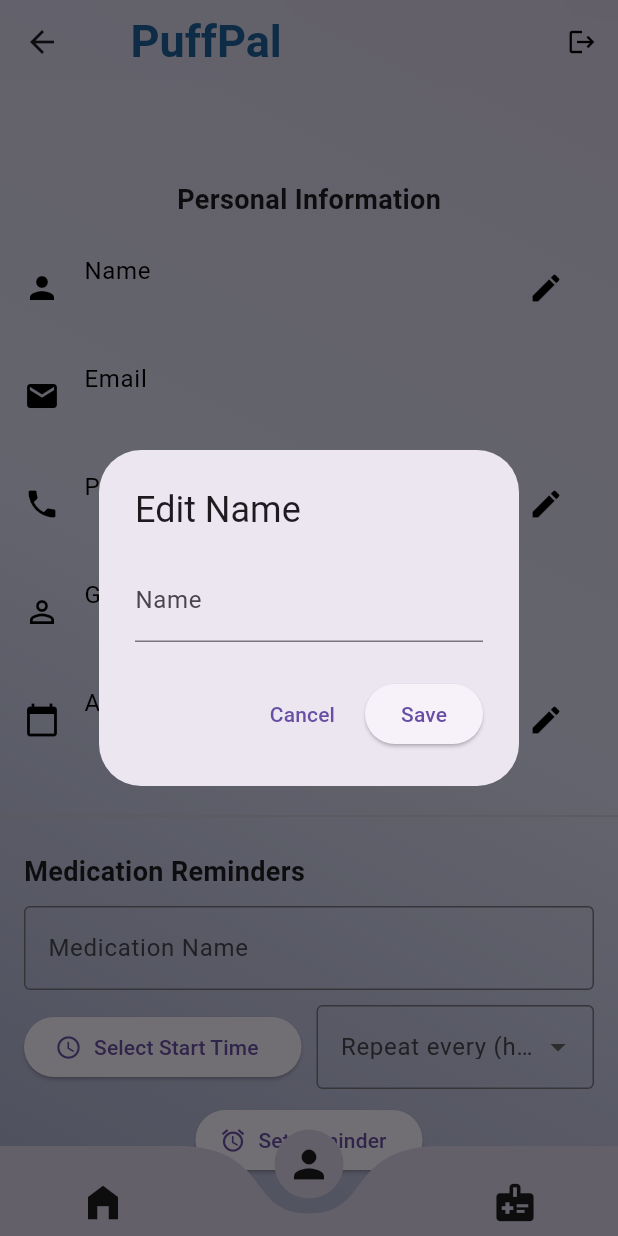
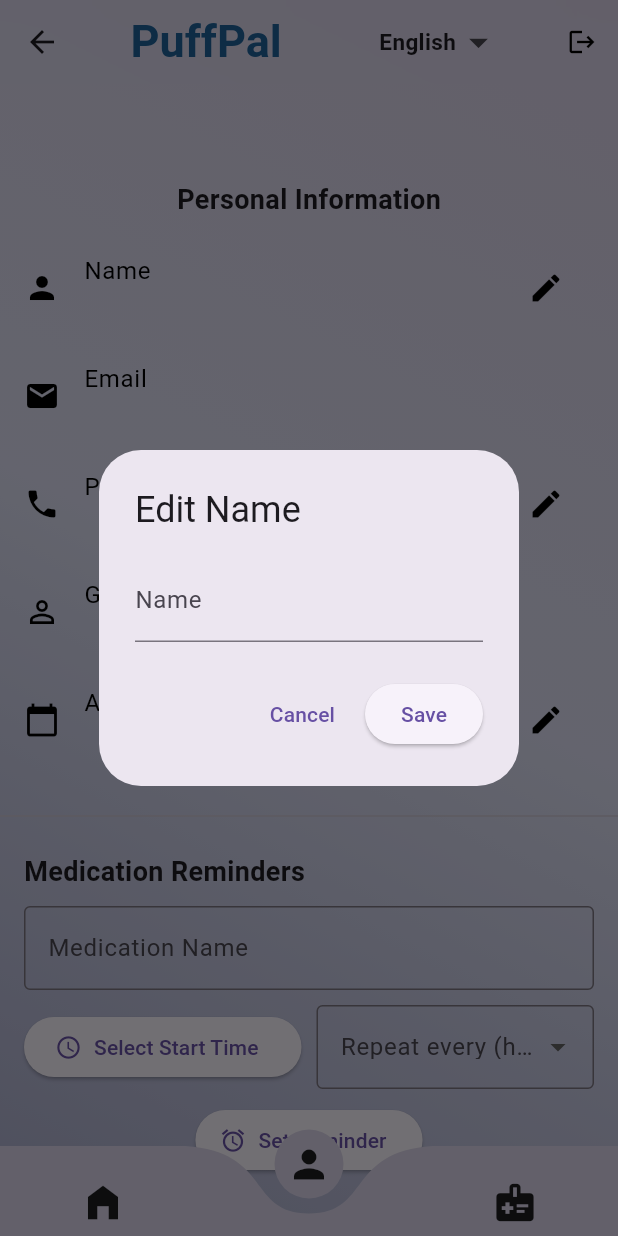
Before and after one commit to nadinnah/puffpal-usingFlutter, a Flutter app: the AppShell screen opened by its route, item 2 of the bottom bar chosen, after a tap on the "edit" icon, on a phone screen of 412 x 824 dp. Run offline on Flutter 3.47's test engine with Material 3 defaults, Android fonts, the light colour scheme and no system bars; drawn by our look-alikes of curved_navigation_bar; our stand-ins replace cloud_firestore, firebase_auth, firebase_core, firebase_messaging, flutter_dotenv, flutter_local_notifications and 9 more; missing offline and left inert: android_alarm_manager_plus; accounts and stored records are empty; network calls fail.

Commit message:
add localization

````diff
--- /dev/null
+++ b/l10n.yaml
@@ -0,0 +1,4 @@
+arb-dir: lib/l10n
+template-arb-file: app_en.arb
+output-localization-file: app_localizations.dart
+synthetic-package: false
--- /dev/null
+++ b/lib/controllers/language_controller.dart
@@ -0,0 +1,12 @@
+import 'package:flutter/material.dart';
+
+class LanguageController extends ChangeNotifier {
+  Locale _locale = const Locale('en');
+
+  Locale get locale => _locale;
+
+  void changeLanguage(String code) {
+    _locale = Locale(code);
+    notifyListeners();
+  }
+}
--- /dev/null
+++ b/lib/l10n/app_localizations.dart
@@ -0,0 +1,218 @@
+import 'dart:async';
+
+import 'package:flutter/foundation.dart';
+import 'package:flutter/widgets.dart';
+import 'package:flutter_localizations/flutter_localizations.dart';
+import 'package:intl/intl.dart' as intl;
+
+import 'app_localizations_ar.dart';
+import 'app_localizations_en.dart';
+
+// ignore_for_file: type=lint
+
+/// Callers can lookup localized strings with an instance of AppLocalizations
+/// returned by `AppLocalizations.of(context)`.
+///
+/// Applications need to include `AppLocalizations.delegate()` in their app's
+/// `localizationDelegates` list, and the locales they support in the app's
+/// `supportedLocales` list. For example:
+///
+/// ```dart
+/// import 'l10n/app_localizations.dart';
+///
+/// return MaterialApp(
+///   localizationsDelegates: AppLocalizations.localizationsDelegates,
+///   supportedLocales: AppLocalizations.supportedLocales,
+///   home: MyApplicationHome(),
+/// );
+/// ```
+///
+/// ## Update pubspec.yaml
+///
+/// Please make sure to update your pubspec.yaml to include the following
+/// packages:
+///
+/// ```yaml
+/// dependencies:
+///   # Internationalization support.
+///   flutter_localizations:
+///     sdk: flutter
+///   intl: any # Use the pinned version from flutter_localizations
+///
+///   # Rest of dependencies
+/// ```
+///
+/// ## iOS Applications
+///
+/// iOS applications define key application metadata, including supported
+/// locales, in an Info.plist file that is built into the application bundle.
+/// To configure the locales supported by your app, you’ll need to edit this
+/// file.
+///
+/// First, open your project’s ios/Runner.xcworkspace Xcode workspace file.
+/// Then, in the Project Navigator, open the Info.plist file under the Runner
+/// project’s Runner folder.
+///
+/// Next, select the Information Property List item, select Add Item from the
+/// Editor menu, then select Localizations from the pop-up menu.
+///
+/// Select and expand the newly-created Localizations item then, for each
+/// locale your application supports, add a new item and select the locale
+/// you wish to add from the pop-up menu in the Value field. This list should
+/// be consistent with the languages listed in the AppLocalizations.supportedLocales
+/// property.
+abstract class AppLocalizations {
+  AppLocalizations(String locale)
+    : localeName = intl.Intl.canonicalizedLocale(locale.toString());
+
+  final String localeName;
+
+  static AppLocalizations? of(BuildContext context) {
+    return Localizations.of<AppLocalizations>(context, AppLocalizations);
+  }
+
+  static const LocalizationsDelegate<AppLocalizations> delegate =
+      _AppLocalizationsDelegate();
+
+  /// A list of this localizations delegate along with the default localizations
+  /// delegates.
+  ///
+  /// Returns a list of localizations delegates containing this delegate along with
+  /// GlobalMaterialLocalizations.delegate, GlobalCupertinoLocalizations.delegate,
+  /// and GlobalWidgetsLocalizations.delegate.
+  ///
+  /// Additional delegates can be added by appending to this list in
+  /// MaterialApp. This list does not have to be used at all if a custom list
+  /// of delegates is preferred or required.
+  static const List<LocalizationsDelegate<dynamic>> localizationsDelegates =
+      <LocalizationsDelegate<dynamic>>[
+        delegate,
+        GlobalMaterialLocalizations.delegate,
+        GlobalCupertinoLocalizations.delegate,
+        GlobalWidgetsLocalizations.delegate,
+      ];
+
+  /// A list of this localizations delegate's supported locales.
+  static const List<Locale> supportedLocales = <Locale>[
+    Locale('ar'),
+    Locale('en'),
+  ];
+
+  /// No description provided for @appTitle.
+  ///
+  /// In en, this message translates to:
+  /// **'PuffPal'**
+  String get appTitle;
+
+  /// No description provided for @personalInfo.
+  ///
+  /// In en, this message translates to:
+  /// **'Personal Information'**
+  String get personalInfo;
+
+  /// No description provided for @email.
+  ///
+  /// In en, this message translates to:
+  /// **'Email'**
+  String get email;
+
+  /// No description provided for @phone.
+  ///
+  /// In en, this message translates to:
+  /// **'Phone Number'**
+  String get phone;
+
+  /// No description provided for @gender.
+  ///
+  /// In en, this message translates to:
+  /// **'Gender'**
+  String get gender;
+
+  /// No description provided for @age.
+  ///
+  /// In en, this message translates to:
+  /// **'Age'**
+  String get age;
+
+  /// No description provided for @hello.
+  ///
+  /// In en, this message translates to:
+  /// **'Hello {userName}!'**
+  String hello(Object userName);
+
+  /// No description provided for @discoverText.
+  ///
+  /// In en, this message translates to:
+  /// **'Discover how understanding your health can make every breath easier!'**
+  String get discoverText;
+
+  /// No description provided for @trackSymptoms.
+  ///
+  /// In en, this message translates to:
+  /// **'Track Your Symptoms!'**
+  String get trackSymptoms;
+
+  /// No description provided for @quickQuestions.
+  ///
+  /// In en, this message translates to:
+  /// **'Quick questions'**
+  String get quickQuestions;
+
+  /// No description provided for @breatheBetter.
+  ///
+  /// In en, this message translates to:
+  /// **'Breathe Better, learn More'**
+  String get breatheBetter;
+
+  /// No description provided for @quizzesTitle.
+  ///
+  /// In en, this message translates to:
+  /// **'Quizzes and Games'**
+  String get quizzesTitle;
+
+  /// No description provided for @setReminder.
+  ///
+  /// In en, this message translates to:
+  /// **'Set Reminder'**
+  String get setReminder;
+
+  /// No description provided for @medicationReminders.
+  ///
+  /// In en, this message translates to:
+  /// **'Medication Reminders'**
+  String get medicationReminders;
+}
+
+class _AppLocalizationsDelegate
+    extends LocalizationsDelegate<AppLocalizations> {
+  const _AppLocalizationsDelegate();
+
+  @override
+  Future<AppLocalizations> load(Locale locale) {
+    return SynchronousFuture<AppLocalizations>(lookupAppLocalizations(locale));
+  }
+
+  @override
+  bool isSupported(Locale locale) =>
+      <String>['ar', 'en'].contains(locale.languageCode);
+
+  @override
+  bool shouldReload(_AppLocalizationsDelegate old) => false;
+}
+
+AppLocalizations lookupAppLocalizations(Locale locale) {
+  // Lookup logic when only language code is specified.
+  switch (locale.languageCode) {
+    case 'ar':
+      return AppLocalizationsAr();
+    case 'en':
+      return AppLocalizationsEn();
+  }
+
+  throw FlutterError(
+    'AppLocalizations.delegate failed to load unsupported locale "$locale". This is likely '
+    'an issue with the localizations generation tool. Please file an issue '
+    'on GitHub with a reproducible sample app and the gen-l10n configuration '
+    'that was used.',
+  );
+}
--- a/lib/views/common/app_shell.dart
+++ b/lib/views/common/app_shell.dart
@@ -2,10 +2,12 @@
 import 'package:curved_navigation_bar/curved_navigation_bar.dart';
 import 'package:flutter/material.dart';
 import 'package:google_fonts/google_fonts.dart';
+import 'package:provider/provider.dart';
 import 'package:puffpal/views/home_page.dart';
 import 'package:puffpal/views/profile_page.dart';
 import 'package:puffpal/views/quizzes_games_page.dart';
 import 'package:puffpal/views/track_symptoms_page.dart';
+import '../../controllers/language_controller.dart';
 import '../../services/firestore_service.dart';
 
 class AppShell extends StatefulWidget {
@@ -19,18 +21,14 @@
   FirebaseServices firebaseServices = FirebaseServices();
   int index = 0;
 
-  final List<Widget> pages = [
-    HomePage(),
-    ProfilePage(),
-    QuizzesGamesPage(),
-  ];
+  final List<Widget> pages = [HomePage(), ProfilePage(), QuizzesGamesPage()];
 
   @override
   Widget build(BuildContext context) {
     final items = [
       Icon(Icons.home_filled, size: 30),
       Icon(Icons.person, size: 30),
-      Icon(Icons.medical_information, size: 30)
+      Icon(Icons.medical_information, size: 30),
     ];
 
     return Scaffold(
@@ -41,9 +39,7 @@
         flexibleSpace: ClipRRect(
           child: BackdropFilter(
             filter: ImageFilter.blur(sigmaX: 10, sigmaY: 10),
-            child: Container(
-              color: Colors.transparent,
-            ),
+            child: Container(color: Colors.transparent),
           ),
         ),
         title: Padding(
@@ -53,11 +49,33 @@
             style: GoogleFonts.rubikBubbles(
               fontSize: 30,
               fontWeight: FontWeight.w600,
-                color: Color(0xFF1E6097)),
+              color: Color(0xFF1E6097),
+            ),
           ),
         ),
         elevation: 0,
         actions: [
+          Row(
+            children: [
+              PopupMenuButton<String>(
+                onSelected: (value) {
+                  final langController = Provider.of<LanguageController>(context, listen: false);
+                  langController.changeLanguage(value);
+                },
+                itemBuilder: (BuildContext context) {
+                  return [
+                    const PopupMenuItem<String>(value: 'en', child: Text('English')),
+                    const PopupMenuItem<String>(value: 'ar', child: Text('العربية')),
+                  ];
+                },
+                child: Text(
+                  Localizations.localeOf(context).languageCode == 'ar' ? 'العربية' : 'English',
+                  style: const TextStyle(fontSize: 15, fontWeight: FontWeight.bold),
+                ),
+              ),
+              Icon(Icons.arrow_drop_down, size: 30,),
+              SizedBox(width: 30,),
+
               IconButton(
                 iconSize: 20,
                 color: Colors.black,
@@ -69,7 +87,9 @@
               ),
             ],
           ),
-      bottomNavigationBar:  CurvedNavigationBar(
+        ],
+      ),
+      bottomNavigationBar: CurvedNavigationBar(
         animationDuration: Duration(milliseconds: 300),
         items: items,
         index: index,
@@ -90,7 +110,8 @@
                   Color(0xFFD8D0E5),
                   Color(0xFFD9DBEF),
                   Color(0xFFA8ABCA),
-                  ]),
+                ],
+              ),
             ),
           ),
           pages[index],
--- a/lib/views/home_page.dart
+++ b/lib/views/home_page.dart
@@ -7,6 +7,7 @@
 import 'package:puffpal/services/sqlite_service.dart';
 import 'package:puffpal/views/profile_page.dart';
 import 'package:puffpal/views/track_symptoms_page.dart';
+import '../l10n/app_localizations.dart';
 import '../services/firebase_api.dart';
 import '../services/firestore_service.dart';
 import 'package:smooth_page_indicator/smooth_page_indicator.dart';
@@ -64,10 +65,9 @@
             crossAxisAlignment: CrossAxisAlignment.start,
             children: [
               Padding(
-                padding: const EdgeInsets.fromLTRB(40, 115, 40, 20),
-                child: Text(
-                  'Hello $userName!',
-                  style: TextStyle(fontSize: 30, fontWeight: FontWeight.bold),
+                padding: const EdgeInsets.fromLTRB(30, 135, 40, 20),
+                child: Text(AppLocalizations.of(context)!.hello(userName),
+                  style: TextStyle(fontSize: 28, fontWeight: FontWeight.bold),
                 ),
               ),
               Padding(
@@ -88,7 +88,7 @@
 
           }, child: Text('Send notif')),
           Padding(
-            padding: const EdgeInsets.fromLTRB(50, 0, 0, 0),
+            padding: const EdgeInsets.fromLTRB(30, 0, 0, 0),
             child: Row(
               mainAxisAlignment: MainAxisAlignment.start,
               children: [
@@ -100,7 +100,7 @@
             ),
           ),
           Padding(
-            padding: const EdgeInsets.fromLTRB(45, 0, 45, 0),
+            padding: const EdgeInsets.fromLTRB(30, 0, 45, 0),
             child: GestureDetector(
               onTap: () {
                 Navigator.push(
--- a/lib/views/quizzes_games_page.dart
+++ b/lib/views/quizzes_games_page.dart
@@ -21,7 +21,8 @@
             ),
           Container(
             width: MediaQuery.of(context).size.width,
-            decoration: BoxDecoration(),
+            decoration: BoxDecoration(
+            ),
           )
           ],
         ),
--- a/pubspec.yaml
+++ b/pubspec.yaml
@@ -55,6 +55,7 @@
   geocoding: ^4.0.0
   android_alarm_manager_plus: ^5.0.0
   http: ^1.5.0
+  flutter_localization: ^0.3.3
 
 dev_dependencies:
   flutter_test:
@@ -72,7 +73,6 @@
 
 # The following section is specific to Flutter packages.
 flutter:
-
   # The following line ensures that the Material Icons font is
   # included with your application, so that you can use the icons in
   # the material Icons class.
````
Also changed, not shown: lib/l10n/app_ar.arb (added, +17 -0 lines), lib/l10n/app_en.arb (added, +17 -0 lines), lib/l10n/app_localizations_ar.dart (added, +55 -0 lines), lib/l10n/app_localizations_en.dart (added, +55 -0 lines), lib/main.dart (+26 -2 lines), pubspec.lock, 5 other files. Lines whose indentation alone changed are shown as unchanged.
